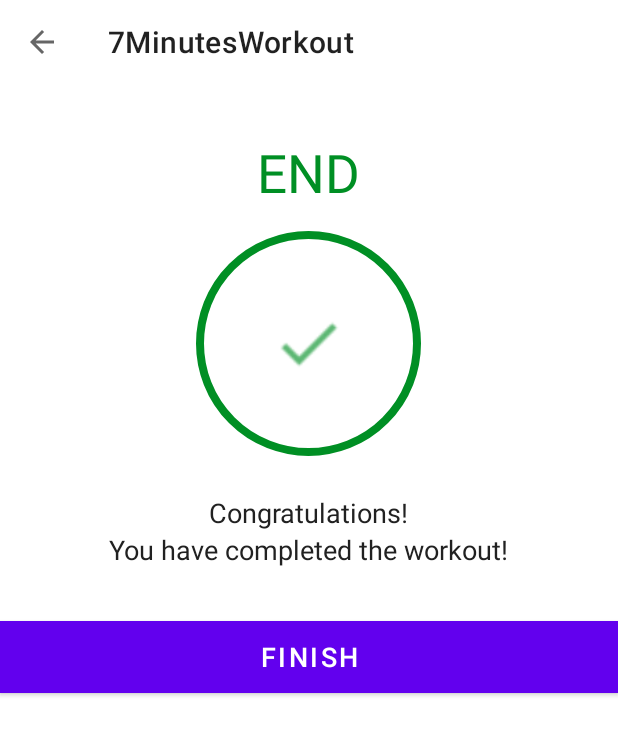
After one commit to ArslanAshraf462/7MinutesWorkout, an Android app: the FinishActivity screen opened directly, with no data from a screen before it, on a phone screen of 412 x 824 dp. The commit adds this screen. Shown: the top 735 px of the screen. Run offline under Robolectric (Android 15) with nearby library versions, the phone set to English and light mode, and no system bars.

Commit message:
Added -> creating the finish activity

```diff
--- a/app/src/main/AndroidManifest.xml
+++ b/app/src/main/AndroidManifest.xml
@@ -18,6 +18,13 @@
         android:supportsRtl="true"
         android:theme="@style/Theme.7MinutesWorkout"
         tools:targetApi="31">
+        <activity
+            android:name=".FinishActivity"
+            android:exported="false">
+            <meta-data
+                android:name="android.app.lib_name"
+                android:value="" />
+        </activity>
         <activity
             android:name=".ExerciseActivity"
             android:exported="false">
--- a/app/src/main/java/com/example/a7minutesworkout/ExerciseActivity.kt
+++ b/app/src/main/java/com/example/a7minutesworkout/ExerciseActivity.kt
@@ -1,5 +1,6 @@
 package com.example.a7minutesworkout
 
+import android.content.Intent
 import android.media.MediaPlayer
 import android.net.Uri
 import androidx.appcompat.app.AppCompatActivity
@@ -18,9 +19,11 @@ import kotlin.collections.ArrayList
 class ExerciseActivity : AppCompatActivity(), TextToSpeech.OnInitListener {
     private var binding :  ActivityExerciseBinding? = null
     private var restTimer : CountDownTimer? = null
+    private var restTimerDuration : Long = 1
     private var restProgress = 0
 
     private var exerciseTimer : CountDownTimer? = null
+    private var exerciseTimerDuration : Long = 1
     private var exerciseProgress = 0
 
     private var exerciseList : ArrayList<ExerciseModel>? = null
@@ -108,7 +111,7 @@ class ExerciseActivity : AppCompatActivity(), TextToSpeech.OnInitListener {
 
     private fun setRestProgressBar(){
        binding?.progressBar?.progress = restProgress
-       restTimer = object: CountDownTimer(10000, 1000){
+       restTimer = object: CountDownTimer(restTimerDuration*1000, 1000){
            override fun onTick(millisUntilFinished: Long) {
                restProgress++
                binding?.progressBar?.progress = 10 - restProgress
@@ -132,7 +135,7 @@ class ExerciseActivity : AppCompatActivity(), TextToSpeech.OnInitListener {
 
     private fun setExerciseProgressBar(){
         binding?.progressBarExercise?.progress = exerciseProgress
-        exerciseTimer = object: CountDownTimer(30000, 1000){
+        exerciseTimer = object: CountDownTimer(exerciseTimerDuration*1000, 1000){
             override fun onTick(millisUntilFinished: Long) {
                 exerciseProgress++
                 binding?.progressBarExercise?.progress = 30 - exerciseProgress
@@ -140,17 +143,21 @@ class ExerciseActivity : AppCompatActivity(), TextToSpeech.OnInitListener {
             }
 
             override fun onFinish() {
-                exerciseList!![currentExercisePosition].setIsSelected(false)
-                exerciseList!![currentExercisePosition].setIsCompleted(true)
-                exerciseAdapter!!.notifyDataSetChanged()
+
                 if(currentExercisePosition < exerciseList?.size!! - 1){
+                    exerciseList!![currentExercisePosition].setIsSelected(false)
+                    exerciseList!![currentExercisePosition].setIsCompleted(true)
+                    exerciseAdapter!!.notifyDataSetChanged()
                     setupRestView()
                 }else{
-                    Toast.makeText(
-                    this@ExerciseActivity,
-                    "Congratulations!, You have completed the 7 minutes workout.",
-                    Toast.LENGTH_SHORT
-                ).show()
+                    finish()
+                    val intent =  Intent(this@ExerciseActivity, FinishActivity::class.java)
+                    startActivity(intent)
+//                    Toast.makeText(
+//                    this@ExerciseActivity,
+//                    "Congratulations!, You have completed the 7 minutes workout.",
+//                    Toast.LENGTH_SHORT
+//                ).show()
                 }
             }
 
--- /dev/null
+++ b/app/src/main/java/com/example/a7minutesworkout/FinishActivity.kt
@@ -0,0 +1,30 @@
+package com.example.a7minutesworkout
+
+import androidx.appcompat.app.AppCompatActivity
+import android.os.Bundle
+import com.example.a7minutesworkout.databinding.ActivityFinishBinding
+
+class FinishActivity : AppCompatActivity() {
+    //Create a binding variable
+    private var binding: ActivityFinishBinding? = null
+
+    override fun onCreate(savedInstanceState: Bundle?) {
+        super.onCreate(savedInstanceState)
+// inflate the layout
+        binding = ActivityFinishBinding.inflate(layoutInflater)
+// bind the layout to this Activity
+        setContentView(binding?.root)
+// attach the layout to this activity
+        setSupportActionBar(binding?.toolbarFinishActivity)
+        if (supportActionBar != null) {
+            supportActionBar?.setDisplayHomeAsUpEnabled(true)
+        }
+        binding?.toolbarFinishActivity?.setNavigationOnClickListener {
+            onBackPressed()
+        }
+        // Adding a click event to the Finish Button
+        binding?.btnFinish?.setOnClickListener {
+            finish()
+        }
+    }
+}
--- /dev/null
+++ b/app/src/main/res/layout/activity_finish.xml
@@ -0,0 +1,67 @@
+<?xml version="1.0" encoding="utf-8"?>
+<LinearLayout xmlns:android="http://schemas.android.com/apk/res/android"
+    xmlns:tools="http://schemas.android.com/tools"
+    android:layout_width="match_parent"
+    android:layout_height="match_parent"
+    android:gravity="center_horizontal"
+    android:orientation="vertical"
+    tools:context=".FinishActivity">
+
+    <androidx.appcompat.widget.Toolbar
+        android:id="@+id/toolbar_finish_activity"
+        android:layout_width="match_parent"
+        android:layout_height="?android:attr/actionBarSize"
+        android:background="#FFFFFF" />
+
+    <TextView
+        android:id="@+id/tvEnd"
+        android:layout_width="wrap_content"
+        android:layout_height="wrap_content"
+        android:layout_marginTop="35dp"
+        android:text="END"
+        android:textColor="@color/colorAccent"
+        android:textSize="35sp" />
+
+    <LinearLayout
+        android:layout_width="150dp"
+        android:layout_height="150dp"
+        android:layout_gravity="center"
+        android:layout_marginTop="15dp"
+        android:background="@drawable/item_circular_color_accent_border"
+        android:gravity="center">
+
+        <!--Here the ic_action_done image in added in the drawables folders.-->
+        <ImageView
+            android:layout_width="50dp"
+            android:layout_height="50dp"
+            android:contentDescription="@string/image"
+            android:src="@drawable/ic_action_done" />
+    </LinearLayout>
+
+    <TextView
+        android:layout_width="wrap_content"
+        android:layout_height="wrap_content"
+        android:layout_marginTop="25dp"
+        android:text="Congratulations!"
+        android:textColor="#212121"
+        android:textSize="18sp" />
+
+    <TextView
+        android:layout_width="wrap_content"
+        android:layout_height="wrap_content"
+        android:text="You have completed the workout!"
+        android:textColor="#212121"
+        android:textSize="18sp" />
+
+    <Button
+        android:id="@+id/btnFinish"
+        android:layout_width="match_parent"
+        android:layout_height="wrap_content"
+        android:layout_gravity="bottom"
+        android:layout_marginTop="35dp"
+        android:background="@color/colorAccent"
+        android:text="FINISH"
+        android:textColor="#FFFFFF"
+        android:textSize="18sp" />
+
+</LinearLayout>
```
Also changed, not shown: app/src/main/res/drawable/ic_action_done.png (added).
